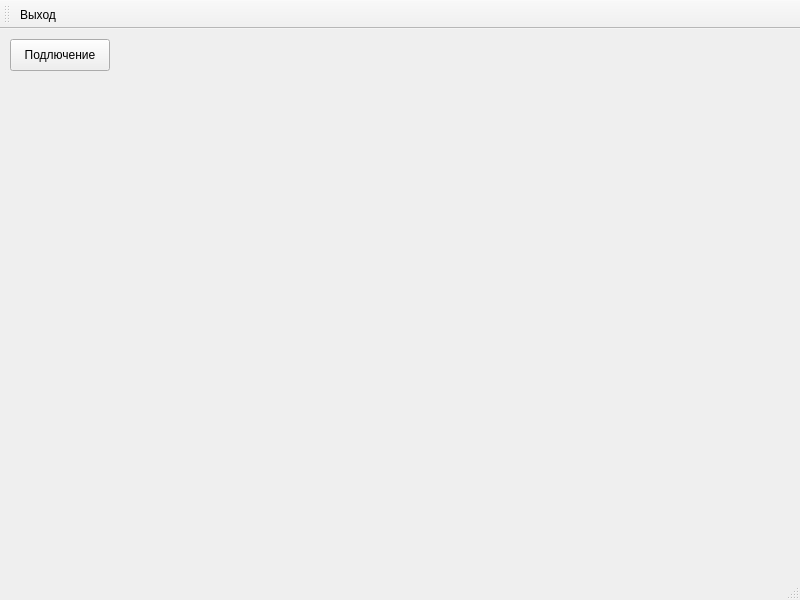
First picture: the form in DbOperations2/mainwindow.ui, repository tkvitko/study_cpp_qt, before the edit.
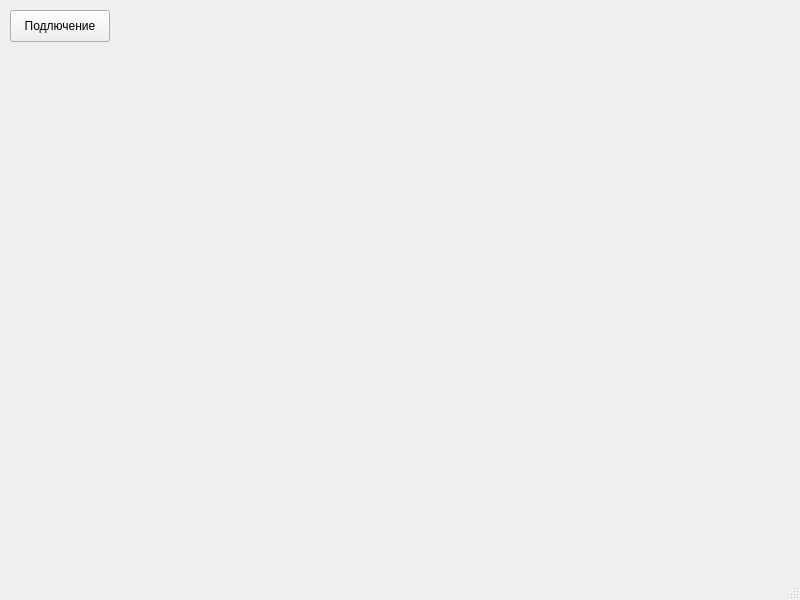
Second picture: the form after the edit.

```diff
--- a/DbOperations2/mainwindow.ui
+++ b/DbOperations2/mainwindow.ui
@@ -39,18 +39,6 @@
    </property>
   </widget>
   <widget class="QStatusBar" name="statusbar"/>
-  <widget class="QToolBar" name="toolBar">
-   <property name="windowTitle">
-    <string>toolBar</string>
-   </property>
-   <attribute name="toolBarArea">
-    <enum>TopToolBarArea</enum>
-   </attribute>
-   <attribute name="toolBarBreak">
-    <bool>false</bool>
-   </attribute>
-   <addaction name="actionExit"/>
-  </widget>
   <action name="actionExit">
    <property name="checkable">
     <bool>true</bool>
```
Left out of the diff: 2 changed lines with no effect on the pictures.
